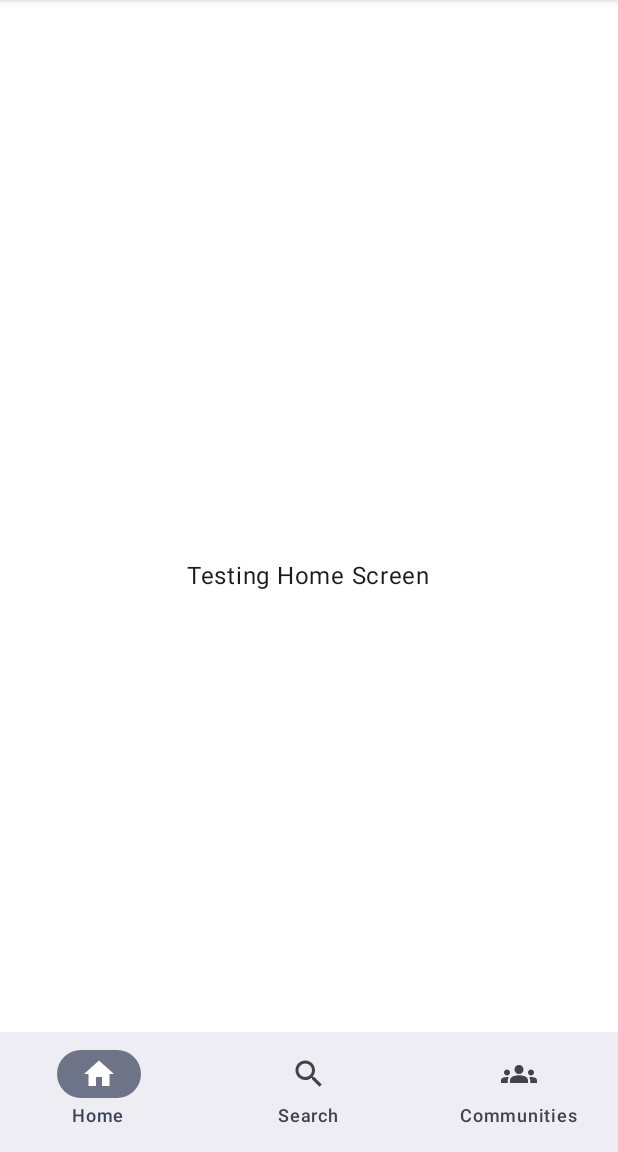
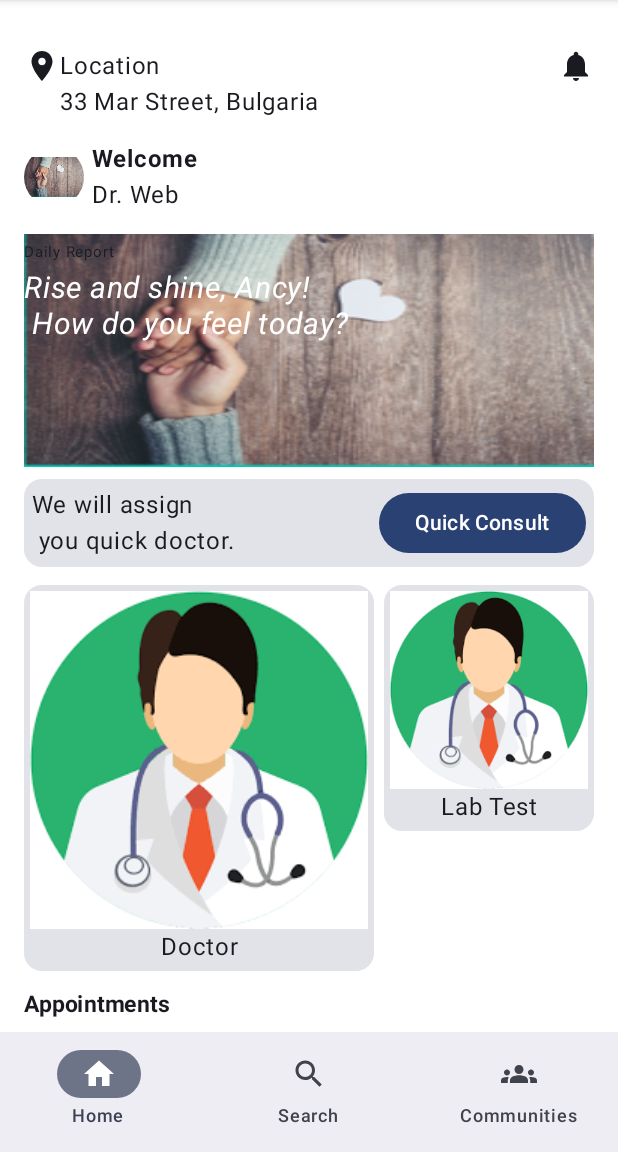
Before and after one commit to NancyN00/SaveTogether, an Android app built with Jetpack Compose: the AppBottomNavigation screen opened through its navigation route, on a phone screen of 412 x 824 dp, the part 84-1236 px from its top. Run offline under Robolectric (Android 15) with nearby library versions, the phone set to English and light mode, and no system bars.

Commit message:
fix appointment card

```diff
--- a/app/src/main/java/com/example/savetogether/MainActivity.kt
+++ b/app/src/main/java/com/example/savetogether/MainActivity.kt
@@ -15,7 +15,6 @@ import androidx.navigation.compose.rememberNavController
 import com.example.savetogether.auth.LoginScreen
 import com.example.savetogether.auth.RegistrationScreen
 import com.example.savetogether.navigation.AppBottomNavigation
-import com.example.savetogether.screens.HomeScreen
 import com.example.savetogether.ui.theme.SaveTogetherTheme
 
 class MainActivity : ComponentActivity() {
--- a/app/src/main/java/com/example/savetogether/components/homecomponents/LocationContent.kt
+++ b/app/src/main/java/com/example/savetogether/components/homecomponents/LocationContent.kt
@@ -9,6 +9,7 @@ import androidx.compose.material.icons.filled.Notifications
 import androidx.compose.material3.Icon
 import androidx.compose.material3.Text
 import androidx.compose.runtime.Composable
+import androidx.compose.ui.Alignment
 import androidx.compose.ui.Modifier
 import androidx.compose.ui.tooling.preview.Preview
 
@@ -20,14 +21,19 @@ fun LocationContent(
 ){
 
     Row (
-        horizontalArrangement = Arrangement.Start
+
+        horizontalArrangement = Arrangement.SpaceBetween
+
+
     ){
         Icon (
             Icons.Default.LocationOn, contentDescription = "Location"
         )
 
         Column(
-            verticalArrangement = Arrangement.Center
+            modifier = Modifier.weight(200f),
+           // verticalArrangement = Arrangement.Center
+
         ) {
 
             Text(text = text1)
--- a/app/src/main/java/com/example/savetogether/components/homecomponents/QuoteContent.kt
+++ b/app/src/main/java/com/example/savetogether/components/homecomponents/QuoteContent.kt
@@ -27,14 +27,14 @@ fun QuoteContent(
 ) {
 
     Box(
-        modifier = Modifier.fillMaxSize()
+        modifier = Modifier.fillMaxWidth()
     ) {
         Image(painter = painterResource(id = R.drawable.love),
             contentDescription = "love",
             contentScale = ContentScale.FillBounds,
             modifier = Modifier.fillMaxWidth())
 
-        Column(Modifier.fillMaxSize()) {
+        Column(Modifier.fillMaxWidth()) {
             Text(
                 text = text1,
                 fontStyle = FontStyle.Normal,
@@ -55,7 +55,7 @@ fun QuoteContent(
 @Composable
 fun QuoteContentPreview() {
     QuoteContent(
-        modifier = Modifier.fillMaxSize(),
+        modifier = Modifier.fillMaxWidth(),
         text1 = stringResource(R.string.daily_report),
         text2 = "Rise and shine, Ancy! \n How do you feel today?  "
     )
--- a/app/src/main/java/com/example/savetogether/components/homecomponents/RowBtnQuickConsult.kt
+++ b/app/src/main/java/com/example/savetogether/components/homecomponents/RowBtnQuickConsult.kt
@@ -4,8 +4,10 @@ import androidx.compose.foundation.layout.Arrangement
 import androidx.compose.foundation.layout.Row
 import androidx.compose.foundation.layout.Spacer
 import androidx.compose.foundation.layout.fillMaxWidth
+import androidx.compose.foundation.layout.height
 import androidx.compose.foundation.layout.padding
 import androidx.compose.material3.Button
+import androidx.compose.material3.Card
 import androidx.compose.material3.Text
 import androidx.compose.runtime.Composable
 import androidx.compose.ui.Alignment
@@ -17,22 +19,29 @@ import androidx.compose.ui.unit.dp
 fun RowBtnQuickConsult(
   //  modifier: Modifier,
     text : String,
-    onClick : () ->  Unit
+    onClick : () ->  Unit,
 ){
-    Row(
-        modifier = Modifier.fillMaxWidth()
-            .padding(5.dp)
-       // verticalAlignment = Alignment.CenterVertically
-    ){
-        Text(text = text)
 
-        Spacer(modifier = Modifier.padding(3.dp))
+    Card {
+        Row(
+            modifier = Modifier
+                .fillMaxWidth()
+                .padding(5.dp),
+            verticalAlignment = Alignment.CenterVertically
+        ){
+            Text(text = text)
 
-        Button(onClick = onClick) {
-            Text(text = "Quick Consult")
+            Spacer(modifier = Modifier.weight(1f))
+
+            Button(onClick = onClick) {
+                Text(text = "Quick Consult")
+            }
+
+
         }
 
     }
+
 }
 
 @Preview
--- a/app/src/main/java/com/example/savetogether/components/homecomponents/WhatCardContent.kt
+++ b/app/src/main/java/com/example/savetogether/components/homecomponents/WhatCardContent.kt
@@ -45,7 +45,7 @@ fun WhatCardContent(){
                 modifier = Modifier.padding(4.dp),
                 horizontalAlignment = Alignment.CenterHorizontally
             ){
-                Image(painter = painterResource(id = R.drawable.labtest), contentDescription = "")
+                Image(painter = painterResource(id = R.drawable.doctorcard), contentDescription = "")
                 Text(text = "Lab Test",
                     textAlign = TextAlign.Center
                 )
@@ -60,7 +60,7 @@ fun WhatCardContent(){
                 modifier = Modifier.padding(4.dp),
                 horizontalAlignment = Alignment.CenterHorizontally
             ){
-                Image(painter = painterResource(id = R.drawable.medicine), contentDescription = "")
+                Image(painter = painterResource(id = R.drawable.doctorcard), contentDescription = "")
                 Text(text = "Medicine",
                     textAlign = TextAlign.Center
                 )
--- a/app/src/main/java/com/example/savetogether/components/homecomponents/homeupcomingcard/AppointmentCardDetails.kt
+++ b/app/src/main/java/com/example/savetogether/components/homecomponents/homeupcomingcard/AppointmentCardDetails.kt
@@ -10,7 +10,7 @@ val appointmentcards: List<AppointmentCard> = listOf(
         pic = R.drawable.love,
         name = "Dr.Ancy",
         career = "Pediatrician",
-        means = "Video Consultation" ,
+        means = "Video" ,
         time = "Today, 09:00 am",
         icon = Icons.Default.Videocam
     ),
@@ -28,7 +28,7 @@ val appointmentcards: List<AppointmentCard> = listOf(
         pic = R.drawable.love,
         name = "Miss Kunis",
         career = "Psychiatry",
-        means = "Video Consultation" ,
+        means = "Video" ,
         time = "16:00 PM",
         icon = Icons.Default.Videocam
     ),
@@ -44,10 +44,10 @@ val appointmentcards: List<AppointmentCard> = listOf(
         pic = R.drawable.love,
         name = "Dr. Kerry",
         career = "Dentist",
-        means = "Video Consultation" ,
+        means = "Video" ,
         time = "Tuesday, 21:00 PM",
         icon = Icons.Default.Videocam
-    )
+    ),
 
 )
 
--- /dev/null
+++ b/app/src/main/java/com/example/savetogether/components/homecomponents/homeupcomingcard/AppointmentRowCardItemsSection.kt
@@ -0,0 +1,124 @@
+package com.example.savetogether.components.homecomponents.homeupcomingcard
+
+import androidx.compose.foundation.Image
+import androidx.compose.foundation.clickable
+import androidx.compose.foundation.layout.Arrangement
+import androidx.compose.foundation.layout.Box
+import androidx.compose.foundation.layout.Column
+import androidx.compose.foundation.layout.Row
+import androidx.compose.foundation.layout.Spacer
+import androidx.compose.foundation.layout.fillMaxSize
+import androidx.compose.foundation.layout.fillMaxWidth
+import androidx.compose.foundation.layout.height
+import androidx.compose.foundation.layout.padding
+import androidx.compose.foundation.layout.size
+import androidx.compose.foundation.layout.width
+import androidx.compose.foundation.lazy.LazyRow
+import androidx.compose.foundation.shape.CircleShape
+import androidx.compose.foundation.shape.RoundedCornerShape
+import androidx.compose.material3.Card
+import androidx.compose.material3.Text
+import androidx.compose.runtime.Composable
+import androidx.compose.ui.Modifier
+import androidx.compose.ui.draw.clip
+import androidx.compose.ui.res.painterResource
+import androidx.compose.ui.text.font.FontWeight
+import androidx.compose.ui.tooling.preview.Preview
+import androidx.compose.ui.unit.dp
+import androidx.compose.ui.unit.sp
+import com.example.savetogether.R
+
+@Composable
+fun AppointmentLazyRowSection() {
+
+    Column(modifier = Modifier.fillMaxSize()) {
+
+        Text(text = "Appointments",
+            fontSize = 15.sp,
+            fontWeight = FontWeight.Bold
+
+
+            )
+
+        LazyRow() {
+            items(appointmentcards.size) { cardd ->
+                AppointmentCardItemsSection(cardd)
+            }
+
+        }
+    }
+}
+
+
+@Composable
+fun AppointmentCardItemsSection(
+    index: Int
+) {
+
+    val cardss = appointmentcards[index]
+
+    val image = painterResource(id = R.drawable.love)
+    val iconss = painterResource(id = R.drawable.savetogether)
+
+    Box(
+        modifier = Modifier
+            .padding(8.dp)
+            .fillMaxSize()
+    ) {
+        Card {
+            Column(
+                modifier = Modifier
+                    .clip(RoundedCornerShape(40.dp))
+                    .width(200.dp)
+                    .height(160.dp)
+                    .clickable { }
+                    .padding(vertical = 5.dp, horizontal = 8.dp),
+                verticalArrangement = Arrangement.SpaceBetween
+            ) {
+
+                Row() {
+
+                    Image(
+                        painter = image, contentDescription = "profpic",
+                        modifier = Modifier
+                            .clip(CircleShape)
+                            .size(50.dp)
+                    )
+
+                    Column {
+
+
+                        Text(text = cardss.name)
+
+                        Spacer(modifier = Modifier.height(10.dp))
+
+                        Text(text = cardss.career)
+
+                        Spacer(modifier = Modifier.height(10.dp))
+
+                        Text(text = cardss.means)
+
+                        Spacer(modifier = Modifier.height(10.dp))
+
+                        Text(text = cardss.time)
+
+                 //       Spacer(modifier = Modifier.height(10.dp))
+
+                    }
+
+
+                    Row(){
+                        Image(painter = iconss, contentDescription = "imgicon")
+                    }
+
+                }
+            }
+        }
+    }
+}
+
+@Composable
+@Preview
+fun AppointmentRowCardItemsSectionPreview(){
+    AppointmentLazyRowSection()
+}
--- /dev/null
+++ b/app/src/main/java/com/example/savetogether/mainscreens/HomeScreen.kt
@@ -0,0 +1,82 @@
+package com.example.savetogether.mainscreens
+
+import androidx.compose.foundation.layout.Column
+import androidx.compose.foundation.layout.Spacer
+import androidx.compose.foundation.layout.fillMaxSize
+import androidx.compose.foundation.layout.fillMaxWidth
+import androidx.compose.foundation.layout.height
+import androidx.compose.foundation.layout.padding
+import androidx.compose.runtime.Composable
+import androidx.compose.ui.Modifier
+import androidx.compose.ui.res.stringResource
+import androidx.compose.ui.tooling.preview.Preview
+import androidx.compose.ui.unit.dp
+import com.example.savetogether.R
+import com.example.savetogether.components.homecomponents.LocationContent
+import com.example.savetogether.components.homecomponents.ProfileLayout
+import com.example.savetogether.components.homecomponents.QuoteContent
+import com.example.savetogether.components.homecomponents.RowBtnQuickConsult
+import com.example.savetogether.components.homecomponents.WhatCardContent
+import com.example.savetogether.components.homecomponents.homeupcomingcard.AppointmentLazyRowSection
+
+
+@Composable
+fun HomeScreen(
+    modifier: Modifier = Modifier
+        .fillMaxSize()
+        .padding(16.dp),
+
+
+) {
+
+    Column(
+       modifier = modifier
+    ) {
+            Spacer(modifier = Modifier.height(16.dp))
+
+            LocationContent(
+                modifier = Modifier,
+                text1 = "Location",
+                text2 = "33 Mar Street, Bulgaria"
+            )
+
+            Spacer(modifier = Modifier.height(8.dp))
+
+            ProfileLayout(title1 = "Welcome", title2 = "Dr. Web")
+
+            Spacer(modifier = Modifier.height(8.dp))
+
+            QuoteContent(
+                modifier = Modifier.fillMaxWidth(),
+                text1 = stringResource(R.string.daily_report),
+                text2 = "Rise and shine, Ancy! \n How do you feel today?  "
+            )
+
+            Spacer(modifier = Modifier.height(8.dp))
+
+            RowBtnQuickConsult(
+                text = "We will assign \n" +
+                        " you quick doctor."
+            ) {
+
+            }
+
+
+
+        Spacer(modifier = Modifier.height(12.dp))
+
+        WhatCardContent()
+
+        Spacer(modifier = Modifier.height(10.dp))
+
+       AppointmentLazyRowSection()
+
+
+    }
+}
+
+@Preview
+@Composable
+fun HomeScreenPreview(){
+    HomeScreen()
+}
--- a/app/src/main/java/com/example/savetogether/screens/CommunitiesScreen.kt
+++ b/app/src/main/java/com/example/savetogether/mainscreens/SearchScreen.kt
@@ -1,4 +1,4 @@
-package com.example.savetogether.screens
+package com.example.savetogether.mainscreens
 
 import androidx.compose.foundation.layout.Box
 import androidx.compose.foundation.layout.fillMaxSize
@@ -8,12 +8,12 @@ import androidx.compose.ui.Alignment
 import androidx.compose.ui.Modifier
 
 @Composable
-fun CommunitiesScreen(){
+fun SearchScreen(){
 
     Box(modifier = Modifier
         .fillMaxSize(),
         contentAlignment = Alignment.Center)
     {
-        Text(text = "Testing Communities Screen")
+        Text(text = "Testing Search Screen")
     }
 }
--- a/app/src/main/java/com/example/savetogether/navigation/Screens.kt
+++ b/app/src/main/java/com/example/savetogether/navigation/Screens.kt
@@ -3,5 +3,6 @@ package com.example.savetogether.navigation
 enum class Screens {
     HomeScreen(),
     SearchScreen(),
-    CommunitiesScreen()
+    CommunitiesScreen(),
+
 }
--- a/app/src/main/java/com/example/savetogether/screens/HomeScreen.kt
+++ b/app/src/main/java/com/example/savetogether/screens/ConcernScreen.kt
@@ -7,13 +7,14 @@ import androidx.compose.runtime.Composable
 import androidx.compose.ui.Alignment
 import androidx.compose.ui.Modifier
 
+@Composable
+fun ConcernScreen(){
+    Box (modifier = Modifier.fillMaxSize(),
+        contentAlignment = Alignment.Center
 
-@Composable
-fun HomeScreen(){
+    ){
+        Text(text = "This is the Concern Screen")
 
-    Box(modifier = Modifier.fillMaxSize(),
-        contentAlignment = Alignment.Center)
-    {
-        Text(text = "Testing Home Screen")
+
     }
 }
```
Also changed, not shown: app/src/main/java/com/example/savetogether/components/homecomponents/homeupcomingcard/AppointmentCardItemsSection.kt (deleted, +0 -63 lines), app/src/main/java/com/example/savetogether/components/homecomponents/homeupcomingcard/AppointmentLazyRowSection.kt (deleted, +0 -32 lines), app/src/main/java/com/example/savetogether/mainscreens/CommunitiesScreen.kt (added, +19 -0 lines), app/src/main/java/com/example/savetogether/navigation/AppBottomNavigation.kt (+5 -3 lines), app/src/main/java/com/example/savetogether/screens/ChooseDoctorScreen.kt (renamed from app/src/main/java/com/example/savetogether/screens/SearchScreen.kt, +7 -6 lines).
